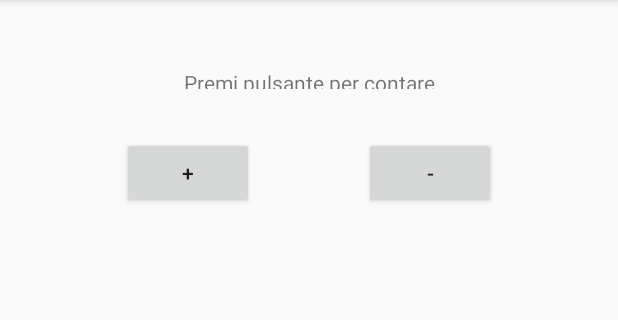
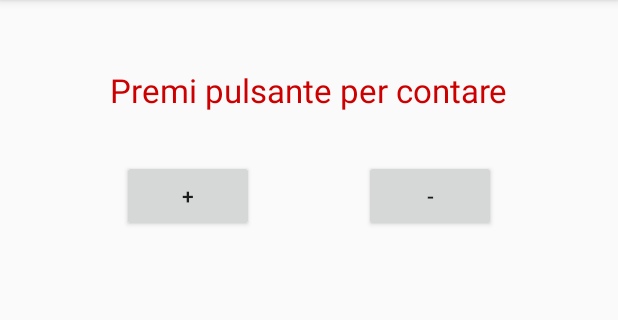
Before and after one commit to Annadr95/Contatore, an Android app: the screen it shows after launch (MainActivity), on a phone screen of 412 x 824 dp, the part 84-404 px from its top. Run offline under Robolectric (Android 15) with nearby library versions, the phone set to English and light mode, and no system bars.

Commit message:
testo e colore modificati

```diff
--- a/app/src/main/res/layout/activity_main.xml
+++ b/app/src/main/res/layout/activity_main.xml
@@ -9,11 +9,13 @@
     <TextView
         android:id="@+id/textMessaggio"
         android:layout_width="wrap_content"
-        android:layout_height="14dp"
+        android:layout_height="wrap_content"
         android:layout_marginEnd="163dp"
         android:layout_marginStart="163dp"
         android:layout_marginTop="45dp"
         android:text="@string/testo"
+        android:textAppearance="@android:style/TextAppearance.Material.Large"
+        android:textColor="@android:color/holo_red_dark"
         app:layout_constraintEnd_toEndOf="parent"
         app:layout_constraintStart_toStartOf="parent"
         app:layout_constraintTop_toTopOf="parent" />
```
